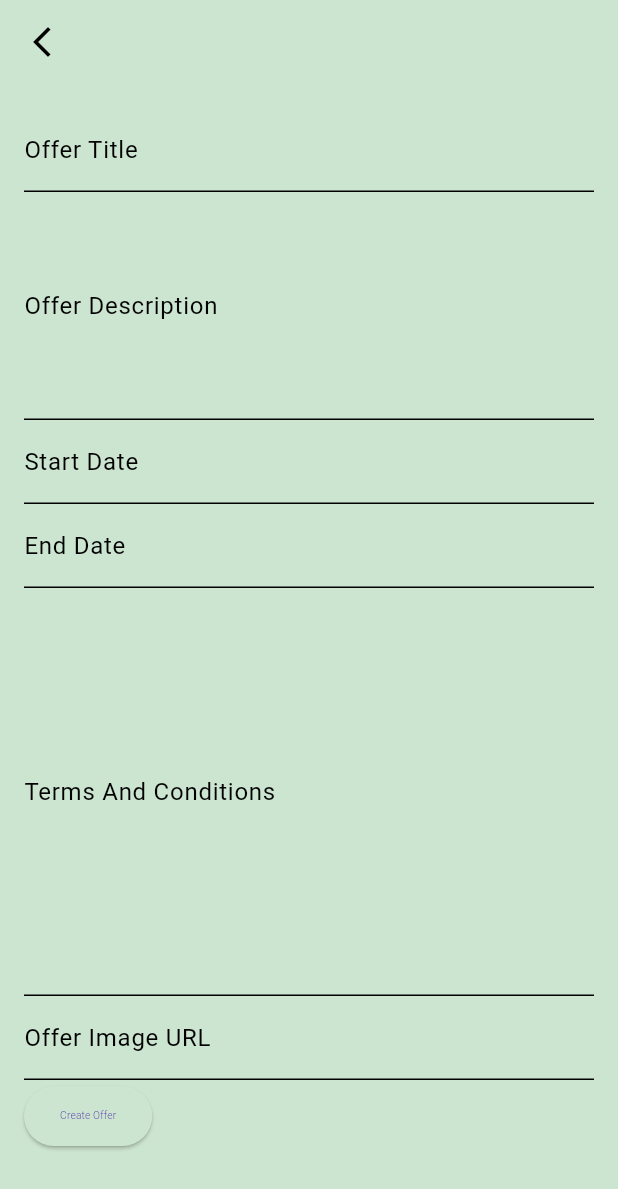
After one commit to MosasaUnited/AshgarClubAdminDash, a Flutter app: the CreateOfferScreen screen opened by its route, on a phone screen of 412 x 824 dp. The commit adds this screen. Shown: the top 1189 px of the screen. Run offline on Flutter 3.47's test engine with Material 3 defaults, Android fonts, the phone set to English and light mode, and no system bars; our stand-ins replace data_table_2, fl_chart, flutter_screenutil, go_router, table_calendar; missing offline and left inert: segmented_button_slide; Roboto replaces fonts that are missing (Cairo).

Commit message:
StartingOffersScreens

```diff
--- a/lib/core/routes/app_router.dart
+++ b/lib/core/routes/app_router.dart
@@ -1,9 +1,13 @@
 import 'package:ashgar_club_admin_dash/feature/home/presentation/home_view.dart';
 import 'package:ashgar_club_admin_dash/feature/main/presentation/main_screen.dart';
+import 'package:ashgar_club_admin_dash/feature/offers/presentation/screens/create_offer_screen.dart';
+import 'package:ashgar_club_admin_dash/feature/offers/presentation/screens/edit_offer_screen.dart';
 import 'package:go_router/go_router.dart';
 
 abstract class AppRouter {
   static const String homePage = '/home';
+  static const String createOfferScreen = '/createOfferScreen';
+  static const String editOfferScreen = '/editOfferScreen';
 
   static final router = GoRouter(
     routes: [
@@ -12,8 +16,17 @@ abstract class AppRouter {
         builder: (context, state) => const MainScreen(),
       ),
       GoRoute(
-        path: '/',
+        path: '/home',
         builder: (context, state) => const HomeView(),
+      ),
+      // Offers
+      GoRoute(
+        path: '/createOfferScreen',
+        builder: (context, state) => const CreateOfferScreen(),
+      ),
+      GoRoute(
+        path: '/editOfferScreen',
+        builder: (context, state) => const EditOfferScreen(),
       ),
     ],
   );
--- /dev/null
+++ b/lib/core/widgets/simple_leading.dart
@@ -0,0 +1,16 @@
+import 'package:flutter/material.dart';
+import 'package:go_router/go_router.dart';
+
+class SimpleLeading extends StatelessWidget {
+  const SimpleLeading({super.key});
+
+  @override
+  Widget build(BuildContext context) {
+    return IconButton(
+      onPressed: () {
+        GoRouter.of(context).pop();
+      },
+      icon: const Icon(Icons.arrow_back_ios_new),
+    );
+  }
+}
--- /dev/null
+++ b/lib/feature/offers/presentation/screens/create_offer_screen.dart
@@ -0,0 +1,79 @@
+import 'package:ashgar_club_admin_dash/core/widgets/simple_leading.dart';
+import 'package:flutter/material.dart';
+
+import '../../../../core/theme/styles.dart';
+
+class CreateOfferScreen extends StatelessWidget {
+  const CreateOfferScreen({super.key});
+
+  @override
+  Widget build(BuildContext context) {
+    return Scaffold(
+      appBar: AppBar(
+        leading: const SimpleLeading(),
+      ),
+      body: SingleChildScrollView(
+        child: Padding(
+          padding: const EdgeInsets.all(16),
+          child: Column(
+            crossAxisAlignment: CrossAxisAlignment.start,
+            children: [
+              // Offer title
+              TextFormField(
+                decoration: const InputDecoration(
+                  labelText: 'Offer Title',
+                  hintText: 'Enter the Offer title',
+                ),
+              ),
+              //   Offer Description
+              TextFormField(
+                maxLines: 5,
+                decoration: const InputDecoration(
+                  labelText: 'Offer Description',
+                  hintText: 'Enter the Offer description',
+                ),
+              ),
+              // Offer start date
+              TextFormField(
+                decoration: const InputDecoration(
+                  labelText: 'Start Date',
+                  hintText: 'Select the Start date',
+                ),
+              ),
+              //   Offer end date
+              TextFormField(
+                decoration: const InputDecoration(
+                  labelText: 'End Date',
+                  hintText: 'Select the End Date',
+                ),
+              ),
+              //   Offer terms and Conditions
+              TextFormField(
+                maxLines: 10,
+                decoration: const InputDecoration(
+                  labelText: 'Terms And Conditions',
+                  hintText: 'Enter the terms and conditions',
+                ),
+              ),
+              //   Offer Image ( Optional )
+              TextFormField(
+                decoration: const InputDecoration(
+                  labelText: 'Offer Image URL',
+                  hintText: 'Enter The URL of The Offer Image',
+                ),
+              ),
+              //   Create Offer Button
+              ElevatedButton(
+                onPressed: () {},
+                child: Text(
+                  'Create Offer',
+                  style: Styles.textStyle6,
+                ),
+              ),
+            ],
+          ),
+        ),
+      ),
+    );
+  }
+}
--- a/lib/feature/tennis_courts/presentation/screens/tennis_court_three.dart
+++ b/lib/feature/tennis_courts/presentation/screens/tennis_court_three.dart
@@ -199,7 +199,8 @@ class _TennisCourtOneState extends State<TennisCourtThree> {
                                 ),
                               ),
                             ),
-                            DataCell(event?['status'] == 'booked'
+                            DataCell(
+                              event?['status'] == 'booked'
                                   ? Text(
                                       event?['paid'] ? 'Paid' : 'Unpaid',
                                       style: TextStyle(
@@ -211,7 +212,8 @@ class _TennisCourtOneState extends State<TennisCourtThree> {
                                     )
                                   : event?['status'] == 'Available'
                                       ? const Text('Paid')
-                                    : const Text('Not Paid')),
+                                      : const Text('Not Paid'),
+                            ),
                           ]);
                         },
                       ),
```
Also changed, not shown: lib/feature/offers/presentation/screens/edit_offer_screen.dart (added, +42 -0 lines), lib/feature/offers/presentation/screens/offers_view_body.dart (+13 -7 lines), lib/feature/offers/presentation/widgets/create_new_offer.dart (added, +27 -0 lines), lib/feature/offers/presentation/widgets/edit_offer.dart (renamed from lib/feature/offers/presentation/widgets/add_new_offer.dart, +9 -5 lines). Lines whose indentation alone changed are shown as unchanged.
